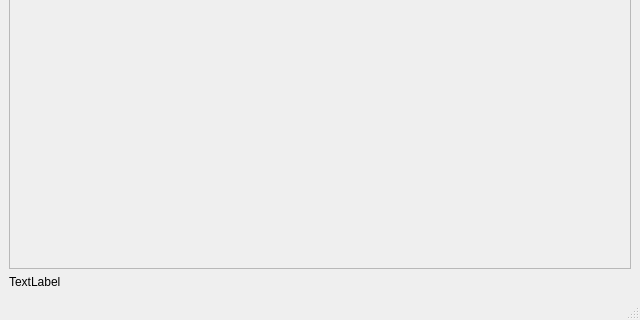
The window that UI/main.ui (0x78f1935/PartyInstaller) describes before a commit, drawn with Qt 5; both pictures show x 0 to 640 and y 160 to 480 of the 640 by 480 pixel window.
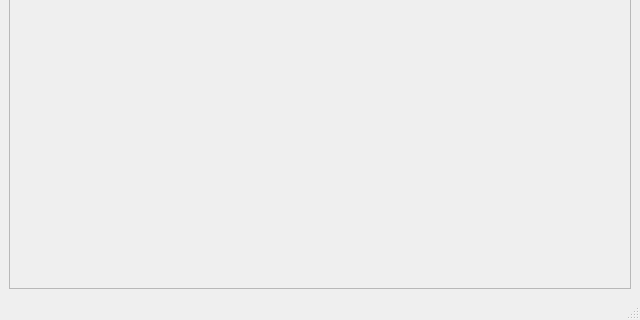
The same window after the commit.

```diff
--- a/UI/main.ui
+++ b/UI/main.ui
@@ -73,7 +73,7 @@
            <x>0</x>
            <y>0</y>
            <width>618</width>
-           <height>346</height>
+           <height>369</height>
           </rect>
          </property>
          <layout class="QVBoxLayout" name="verticalLayout_4">
@@ -93,13 +93,6 @@
       </item>
      </layout>
     </item>
-    <item>
-     <widget class="QLabel" name="Version">
-      <property name="text">
-       <string>TextLabel</string>
-      </property>
-     </widget>
-    </item>
    </layout>
   </widget>
   <widget class="QMenuBar" name="menubar">
```
